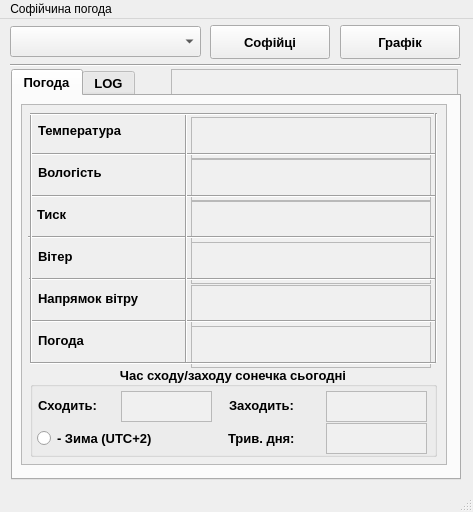
Above: mainwindow.ui from centroparotjag/Sofia-weather-QT before the change. Below: the same form after it.
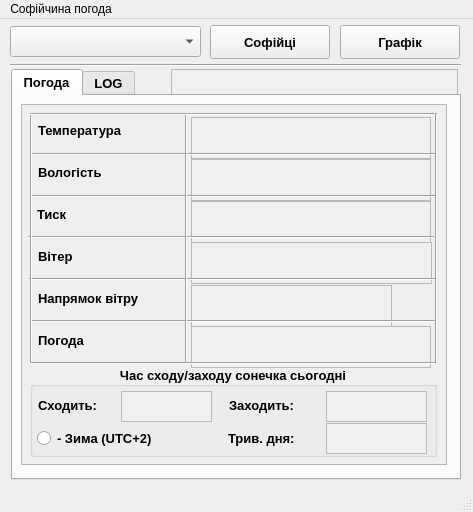
That is the form after the change.

Diff of the .ui file:
```diff
--- a/mainwindow.ui
+++ b/mainwindow.ui
@@ -385,7 +385,7 @@
          <rect>
           <x>169</x>
           <y>137</y>
-          <width>240</width>
+          <width>241</width>
           <height>42</height>
          </rect>
         </property>
@@ -411,7 +411,7 @@
          <rect>
           <x>169</x>
           <y>180</y>
-          <width>240</width>
+          <width>201</width>
           <height>42</height>
          </rect>
         </property>
@@ -737,6 +737,19 @@
          <enum>Qt::Vertical</enum>
         </property>
        </widget>
+       <widget class="QLabel" name="label_10">
+        <property name="geometry">
+         <rect>
+          <x>369</x>
+          <y>174</y>
+          <width>40</width>
+          <height>40</height>
+         </rect>
+        </property>
+        <property name="text">
+         <string> </string>
+        </property>
+       </widget>
       </widget>
      </widget>
     </widget>
```
